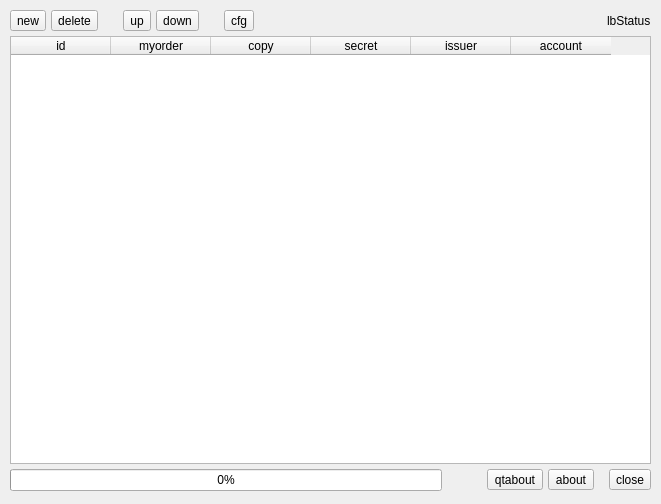
Before: the Qt Designer form ui/frmMain.ui in roanfranklin/remf_authentication, drawn with Qt 5.
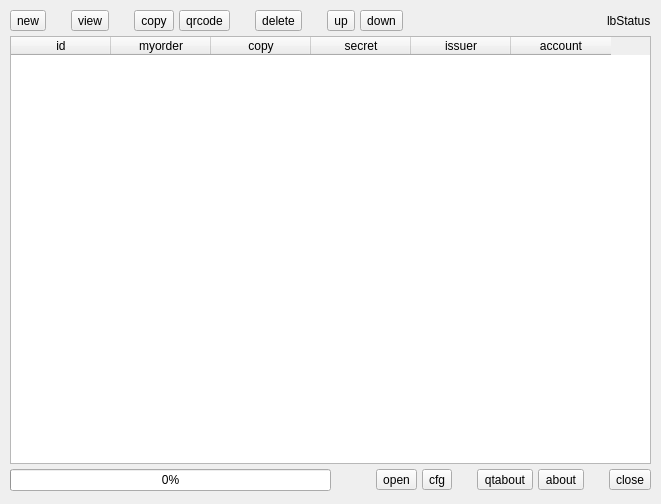
After: the same form once the commit is applied.

The edit to the form file:
```diff
--- a/ui/frmMain.ui
+++ b/ui/frmMain.ui
@@ -68,6 +68,75 @@
            </property>
           </widget>
          </item>
+         <item>
+          <spacer name="horizontalSpacer_7">
+           <property name="orientation">
+            <enum>Qt::Horizontal</enum>
+           </property>
+           <property name="sizeType">
+            <enum>QSizePolicy::Minimum</enum>
+           </property>
+           <property name="sizeHint" stdset="0">
+            <size>
+             <width>20</width>
+             <height>20</height>
+            </size>
+           </property>
+          </spacer>
+         </item>
+         <item>
+          <widget class="QToolButton" name="btnViewSecret">
+           <property name="text">
+            <string>view</string>
+           </property>
+          </widget>
+         </item>
+         <item>
+          <spacer name="horizontalSpacer_10">
+           <property name="orientation">
+            <enum>Qt::Horizontal</enum>
+           </property>
+           <property name="sizeType">
+            <enum>QSizePolicy::Minimum</enum>
+           </property>
+           <property name="sizeHint" stdset="0">
+            <size>
+             <width>20</width>
+             <height>20</height>
+            </size>
+           </property>
+          </spacer>
+         </item>
+         <item>
+          <widget class="QToolButton" name="btnCopy">
+           <property name="text">
+            <string>copy</string>
+           </property>
+          </widget>
+         </item>
+         <item>
+          <widget class="QToolButton" name="btnQRCode">
+           <property name="text">
+            <string>qrcode</string>
+           </property>
+          </widget>
+         </item>
+         <item>
+          <spacer name="horizontalSpacer_8">
+           <property name="orientation">
+            <enum>Qt::Horizontal</enum>
+           </property>
+           <property name="sizeType">
+            <enum>QSizePolicy::Minimum</enum>
+           </property>
+           <property name="sizeHint" stdset="0">
+            <size>
+             <width>20</width>
+             <height>20</height>
+            </size>
+           </property>
+          </spacer>
+         </item>
          <item>
           <widget class="QToolButton" name="btnDelete">
            <property name="text">
@@ -105,29 +174,6 @@
            </property>
           </widget>
          </item>
-         <item>
-          <spacer name="horizontalSpacer_6">
-           <property name="orientation">
-            <enum>Qt::Horizontal</enum>
-           </property>
-           <property name="sizeType">
-            <enum>QSizePolicy::Minimum</enum>
-           </property>
-           <property name="sizeHint" stdset="0">
-            <size>
-             <width>20</width>
-             <height>20</height>
-            </size>
-           </property>
-          </spacer>
-         </item>
-         <item>
-          <widget class="QToolButton" name="btnCfg">
-           <property name="text">
-            <string>cfg</string>
-           </property>
-          </widget>
-         </item>
          <item>
           <spacer name="horizontalSpacer">
            <property name="orientation">
@@ -221,6 +267,36 @@
            </property>
           </spacer>
          </item>
+         <item>
+          <widget class="QToolButton" name="btnOpen">
+           <property name="text">
+            <string>open</string>
+           </property>
+          </widget>
+         </item>
+         <item>
+          <widget class="QToolButton" name="btnCfg">
+           <property name="text">
+            <string>cfg</string>
+           </property>
+          </widget>
+         </item>
+         <item>
+          <spacer name="horizontalSpacer_6">
+           <property name="orientation">
+            <enum>Qt::Horizontal</enum>
+           </property>
+           <property name="sizeType">
+            <enum>QSizePolicy::Minimum</enum>
+           </property>
+           <property name="sizeHint" stdset="0">
+            <size>
+             <width>20</width>
+             <height>20</height>
+            </size>
+           </property>
+          </spacer>
+         </item>
          <item>
           <widget class="QToolButton" name="btnAboutQt">
            <property name="text">
@@ -244,11 +320,11 @@
             <enum>Qt::Horizontal</enum>
            </property>
            <property name="sizeType">
-            <enum>QSizePolicy::Fixed</enum>
+            <enum>QSizePolicy::Minimum</enum>
            </property>
            <property name="sizeHint" stdset="0">
             <size>
-             <width>10</width>
+             <width>20</width>
              <height>20</height>
             </size>
            </property>
```
Left out of the diff: 15 changed lines with no effect on the pictures.
